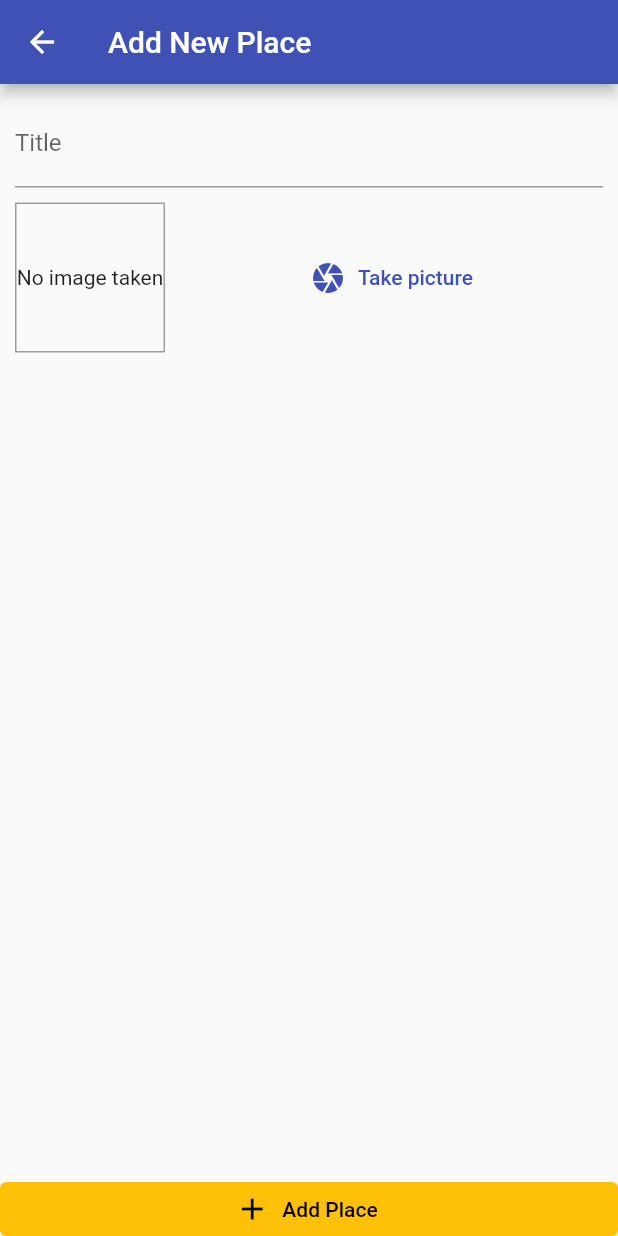
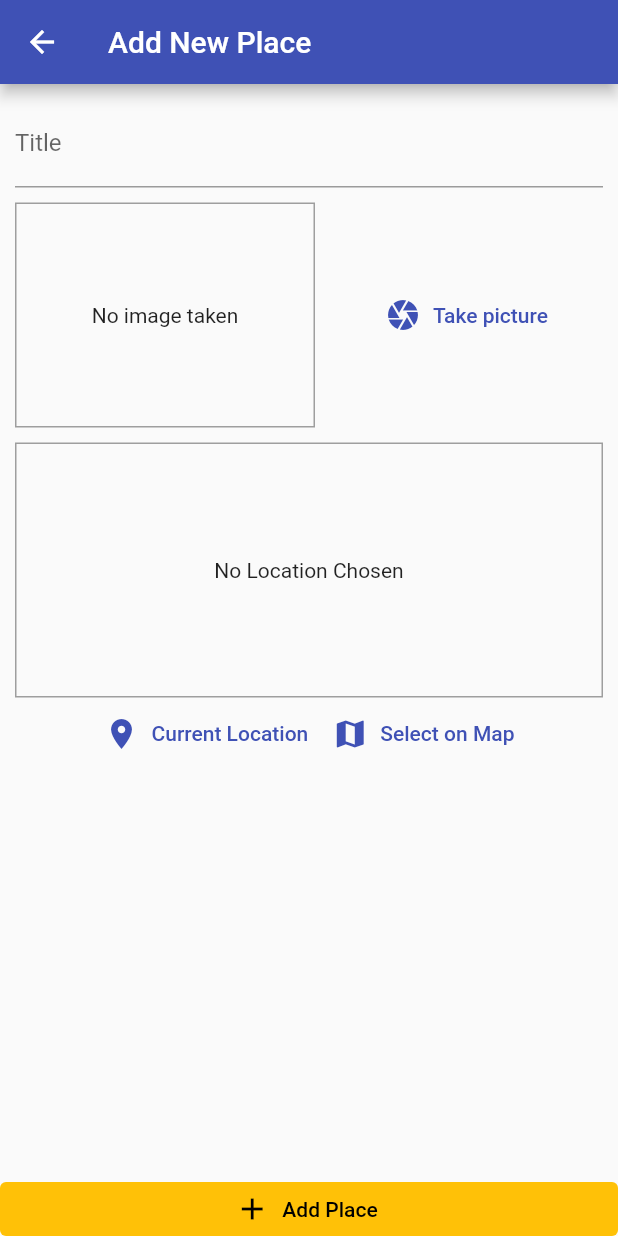
Before and after one commit to sonvotuz/Great_Places, a Flutter app: the screen it shows after launch, after a tap on the "add" icon, on a phone screen of 412 x 824 dp. Run offline on Flutter 3.47's test engine with Material 2 defaults, Android fonts, the phone set to English and light mode, and no system bars; our stand-ins replace google_maps_flutter, image_picker, location, sqflite; accounts and stored records are empty.

Commit message:
Finish The App

```diff
--- /dev/null
+++ b/lib/helper/db_helper.dart
@@ -0,0 +1,23 @@
+import 'package:sqflite/sqflite.dart' as sql;
+import 'package:path/path.dart' as path;
+
+class DBHelper {
+  static Future<sql.Database> database() async {
+    final dbPath = await sql.getDatabasesPath();
+    return sql.openDatabase(path.join(dbPath, 'places.db'),
+        onCreate: (db, version) {
+      return db.execute(
+          'CREATE TABLE user_places(id TEXT PRIMARY KEY, title TEXT, image TEXT, loc_lat REAL, loc_lng REAL, address TEXT)');
+    }, version: 1);
+  }
+
+  static Future<void> insert(String table, Map<String, Object> data) async {
+    final db = await DBHelper.database();
+    db.insert(table, data, conflictAlgorithm: sql.ConflictAlgorithm.replace);
+  }
+
+  static Future<List<Map<String, dynamic>>> getData(String table) async {
+    final db = await DBHelper.database();
+    return db.query(table);
+  }
+}
--- /dev/null
+++ b/lib/helper/location_helper.dart
@@ -0,0 +1,22 @@
+import 'dart:convert';
+
+import 'package:http/http.dart' as http;
+
+const GOOGLE_API_KEY = 'AIzaSyC-dFHYjTqEVLndbN2gdvXsx09jfJHmNc';
+
+class LocationHelper {
+  static String generateLocationPreviewImage({
+    double latitude,
+    double longitude,
+  }) {
+    // return 'https://maps.googleapis.com/maps/api/staticmap?center=Brooklyn+Bridge,New+York,NY&zoom=13&size=600x300&maptype=roadmap&markers=color:blue%7Clabel:S%7C40.702147,-74.015794&markers=color:green%7Clabel:G%7C40.711614,-74.012318&markers=color:red%7Clabel:C%7C40.718217,-73.998284&key=$GOOGLE_API_KEY';
+    return 'https://maps.googleapis.com/maps/api/staticmap?center=&$latitude,$longitude&zoom=16&size=600x300&maptype=roadmap&markers=color:red%7Clabel:A%7C$latitude,$longitude&key=$GOOGLE_API_KEY';
+  }
+
+  static Future<String> getPlaceAddress(double lat, double lng) async {
+    final url = Uri.parse(
+        'https://maps.googleapis.com/maps/api/geocode/json?latlng=$lat,$lng&key=$GOOGLE_API_KEY');
+    final response = await http.get(url);
+    return json.decode(response.body)['results'][0]['formatted_address'];
+  }
+}
--- a/lib/main.dart
+++ b/lib/main.dart
@@ -1,6 +1,7 @@
 import 'package:flutter/material.dart';
 import 'package:great_places/provider/great_places.dart';
 import 'package:great_places/screens/add_place_screen.dart';
+import 'package:great_places/screens/place_detail_screen.dart';
 import 'package:great_places/screens/places_list_screen.dart';
 import 'package:provider/provider.dart';
 
@@ -22,6 +23,7 @@ class MyApp extends StatelessWidget {
         home: PlacesListScreen(),
         routes: {
           AddPlaceScreen.routeName: (context) => AddPlaceScreen(),
+          PlaceDetalScreen.routeName: (context) => PlaceDetalScreen(),
         },
       ),
     );
--- a/lib/models/place.dart
+++ b/lib/models/place.dart
@@ -7,10 +7,8 @@ class PlaceLocation {
   final double longitude;
   final String address;
 
-  PlaceLocation(
-      {@required this.latitude,
-      @required this.longitude,
-      @required this.address});
+  const PlaceLocation(
+      {@required this.latitude, @required this.longitude, this.address});
 }
 
 class Place {
--- a/lib/provider/great_places.dart
+++ b/lib/provider/great_places.dart
@@ -1,10 +1,60 @@
+import 'dart:io';
+
 import 'package:flutter/material.dart';
+import 'package:great_places/helper/db_helper.dart';
+import 'package:great_places/helper/location_helper.dart';
 import 'package:great_places/models/place.dart';
 
 class GreatPlaces with ChangeNotifier {
-  List<Place> _item = [];
+  List<Place> _items = [];
 
   List<Place> get items {
-    return [...items];
+    return [..._items];
+  }
+
+  Place findById(String id) {
+    return _items.firstWhere((place) => place.id == id);
+  }
+
+  Future<void> addPlace(String pickedTitle, File pickedImage,
+      PlaceLocation pickedLocation) async {
+    final address = await LocationHelper.getPlaceAddress(
+        pickedLocation.latitude, pickedLocation.longitude);
+    final updatedLocation = PlaceLocation(
+        latitude: pickedLocation.latitude,
+        longitude: pickedLocation.longitude,
+        address: address);
+    final newPlace = Place(
+        id: DateTime.now().toString(),
+        image: pickedImage,
+        title: pickedTitle,
+        location: updatedLocation);
+    _items.add(newPlace);
+    notifyListeners();
+    DBHelper.insert('user_places', {
+      'id': newPlace.id,
+      'title': newPlace.title,
+      'image': newPlace.image.path,
+      'loc_lat': newPlace.location.latitude,
+      'loc_lng': newPlace.location.longitude,
+      'address': newPlace.location.address
+    });
+  }
+
+  Future<void> fetchAndSetPlaces() async {
+    final dataList = await DBHelper.getData('user_places');
+    _items = dataList
+        .map(
+          (item) => Place(
+              id: item['id'],
+              title: item['title'],
+              image: File(item['image']),
+              location: PlaceLocation(
+                  latitude: item['loc_lat'],
+                  longitude: item['loc_lng'],
+                  address: item['address'])),
+        )
+        .toList();
+    notifyListeners();
   }
 }
--- a/lib/screens/add_place_screen.dart
+++ b/lib/screens/add_place_screen.dart
@@ -1,5 +1,11 @@
+import 'dart:io';
+
 import 'package:flutter/material.dart';
+import 'package:great_places/models/place.dart';
+import 'package:great_places/provider/great_places.dart';
 import 'package:great_places/widgets/image_input.dart';
+import 'package:great_places/widgets/location_input.dart';
+import 'package:provider/provider.dart';
 
 class AddPlaceScreen extends StatefulWidget {
   static const routeName = '/add-place';
@@ -9,6 +15,27 @@ class AddPlaceScreen extends StatefulWidget {
 
 class _AddPlaceScreenState extends State<AddPlaceScreen> {
   final _titleController = TextEditingController();
+  File _pickedImage;
+  PlaceLocation _pickedLocation;
+
+  void _selectImage(File pickedImage) {
+    _pickedImage = pickedImage;
+  }
+
+  void _selectPlace(double lat, double lng) {
+    _pickedLocation = PlaceLocation(latitude: lat, longitude: lng);
+  }
+
+  void _savePlace() {
+    if (_titleController.text.isEmpty ||
+        _pickedImage == null ||
+        _pickedImage == null) {
+      return;
+    }
+    Provider.of<GreatPlaces>(context, listen: false)
+        .addPlace(_titleController.text, _pickedImage, _pickedLocation);
+    Navigator.of(context).pop();
+  }
 
   @override
   Widget build(BuildContext context) {
@@ -30,7 +57,9 @@ class _AddPlaceScreenState extends State<AddPlaceScreen> {
                     controller: _titleController,
                   ),
                   SizedBox(height: 10),
-                  ImageInput(),
+                  ImageInput(_selectImage),
+                  SizedBox(height: 10),
+                  LocationInput(_selectPlace),
                 ],
               ),
             ),
@@ -38,7 +67,7 @@ class _AddPlaceScreenState extends State<AddPlaceScreen> {
           ElevatedButton.icon(
             icon: Icon(Icons.add),
             label: Text('Add Place'),
-            onPressed: () {},
+            onPressed: _savePlace,
             style: ElevatedButton.styleFrom(
                 elevation: 0,
                 primary: Theme.of(context).accentColor,
--- a/lib/screens/places_list_screen.dart
+++ b/lib/screens/places_list_screen.dart
@@ -1,5 +1,8 @@
 import 'package:flutter/material.dart';
+import 'package:great_places/provider/great_places.dart';
 import 'package:great_places/screens/add_place_screen.dart';
+import 'package:great_places/screens/place_detail_screen.dart';
+import 'package:provider/provider.dart';
 
 class PlacesListScreen extends StatelessWidget {
   @override
@@ -16,8 +19,38 @@ class PlacesListScreen extends StatelessWidget {
           )
         ],
       ),
-      body: Center(
-        child: CircularProgressIndicator(),
+      body: FutureBuilder(
+        future: Provider.of<GreatPlaces>(context, listen: false)
+            .fetchAndSetPlaces(),
+        builder: (context, snapshot) => snapshot.connectionState ==
+                ConnectionState.waiting
+            ? Center(child: CircularProgressIndicator())
+            : Consumer<GreatPlaces>(
+                child: Center(
+                  child: const Text('Got no places yet, start adding some..'),
+                ),
+                builder: (context, greatPlaces, ch) =>
+                    greatPlaces.items.length <= 0
+                        ? ch
+                        : ListView.builder(
+                            itemCount: greatPlaces.items.length,
+                            itemBuilder: (context, index) => ListTile(
+                              leading: CircleAvatar(
+                                backgroundImage: FileImage(
+                                  greatPlaces.items[index].image,
+                                ),
+                              ),
+                              title: Text(greatPlaces.items[index].title),
+                              subtitle: Text(
+                                  greatPlaces.items[index].location.address),
+                              onTap: () {
+                                Navigator.of(context).pushNamed(
+                                    PlaceDetalScreen.routeName,
+                                    arguments: greatPlaces.items[index].id);
+                              },
+                            ),
+                          ),
+              ),
       ),
     );
   }
--- a/lib/widgets/image_input.dart
+++ b/lib/widgets/image_input.dart
@@ -1,8 +1,14 @@
 import 'dart:io';
-
+import 'package:image_picker/image_picker.dart';
 import 'package:flutter/material.dart';
+import 'package:path/path.dart' as path;
+import 'package:path_provider/path_provider.dart' as syspaths;
 
 class ImageInput extends StatefulWidget {
+  final Function onSelectImage;
+
+  ImageInput(this.onSelectImage);
+
   @override
   _ImageInputState createState() => _ImageInputState();
 }
@@ -10,12 +16,28 @@ class ImageInput extends StatefulWidget {
 class _ImageInputState extends State<ImageInput> {
   File _storeImage;
 
+  Future<void> _takePicture() async {
+    final picker = ImagePicker();
+    final imageFile =
+        await picker.getImage(source: ImageSource.camera, maxWidth: 600);
+    if (imageFile == null) {
+      return;
+    }
+    setState(() {
+      _storeImage = File(imageFile.path);
+    });
+    final appDirectory = await syspaths.getApplicationDocumentsDirectory();
+    final fileName = path.basename(imageFile.path);
+    final savedImage = await _storeImage.copy('${appDirectory.path}/$fileName');
+    widget.onSelectImage(savedImage);
+  }
+
   @override
   Widget build(BuildContext context) {
     return Row(children: [
       Container(
-        width: 100,
-        height: 100,
+        width: 200,
+        height: 150,
         decoration: BoxDecoration(
           border: Border.all(width: 1, color: Colors.grey),
         ),
@@ -37,7 +59,7 @@ class _ImageInputState extends State<ImageInput> {
           icon: Icon(Icons.camera),
           label: Text('Take picture'),
           style: TextButton.styleFrom(primary: Theme.of(context).primaryColor),
-          onPressed: () {},
+          onPressed: _takePicture,
         ),
       ),
     ]);
--- /dev/null
+++ b/lib/widgets/location_input.dart
@@ -0,0 +1,98 @@
+import 'package:flutter/material.dart';
+import 'package:google_maps_flutter/google_maps_flutter.dart';
+import 'package:great_places/helper/location_helper.dart';
+import 'package:great_places/screens/map_screen.dart';
+import 'package:location/location.dart';
+
+class LocationInput extends StatefulWidget {
+  final Function onSelectPlace;
+
+  LocationInput(this.onSelectPlace);
+  @override
+  _LocationInputState createState() => _LocationInputState();
+}
+
+class _LocationInputState extends State<LocationInput> {
+  String _previewImageUrl;
+
+  void _showPreview(double lat, double lng) {
+    final staticMapImageUrl = LocationHelper.generateLocationPreviewImage(
+      latitude: lat,
+      longitude: lng,
+    );
+    setState(() {
+      _previewImageUrl = staticMapImageUrl;
+    });
+  }
+
+  Future<void> _getCurrentUserLocation() async {
+    try {
+      final locData = await Location().getLocation();
+      _showPreview(locData.latitude, locData.longitude);
+      widget.onSelectPlace(locData.latitude, locData.longitude);
+    } catch (error) {
+      return;
+    }
+  }
+
+  Future<void> _selectOnMap() async {
+    final selectedLocation = await Navigator.of(context).push<LatLng>(
+      MaterialPageRoute(
+        fullscreenDialog: true,
+        builder: (context) => MapScreen(
+          isSelecting: true,
+        ),
+      ),
+    );
+    if (selectedLocation == null) return;
+    _showPreview(selectedLocation.latitude, selectedLocation.longitude);
+    widget.onSelectPlace(selectedLocation.latitude, selectedLocation.longitude);
+  }
+
+  @override
+  Widget build(BuildContext context) {
+    return Column(
+      children: [
+        Container(
+          height: 170,
+          alignment: Alignment.center,
+          decoration:
+              BoxDecoration(border: Border.all(width: 1, color: Colors.grey)),
+          width: double.infinity,
+          child: _previewImageUrl == null
+              ? Text(
+                  'No Location Chosen',
+                  textAlign: TextAlign.center,
+                )
+              : Image.network(_previewImageUrl,
+                  fit: BoxFit.cover, width: double.infinity),
+        ),
+        Row(
+          mainAxisAlignment: MainAxisAlignment.center,
+          children: [
+            TextButton.icon(
+              icon: Icon(
+                Icons.location_on,
+              ),
+              label: Text('Current Location'),
+              style: TextButton.styleFrom(
+                primary: Theme.of(context).primaryColor,
+              ),
+              onPressed: _getCurrentUserLocation,
+            ),
+            TextButton.icon(
+              icon: Icon(
+                Icons.map,
+              ),
+              label: Text('Select on Map'),
+              style: TextButton.styleFrom(
+                primary: Theme.of(context).primaryColor,
+              ),
+              onPressed: _selectOnMap,
+            ),
+          ],
+        ),
+      ],
+    );
+  }
+}
```
Also changed, not shown: lib/screens/map_screen.dart (added, +61 -0 lines), lib/screens/place_detail_screen.dart (+51 -0 lines), pubspec.yaml (+7 -0 lines), pubspec.lock, 5 other files.
